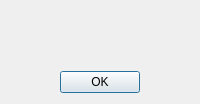
The window that about.ui (qcmiao1998/js8call) describes before a commit, drawn with Qt 5.
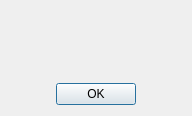
The same window after the commit.

Commit message: Added about dialog. Most important feature since 0.0.1

```diff
--- a/about.ui
+++ b/about.ui
@@ -5,6 +5,14 @@
   <property name="windowModality">
    <enum>Qt::NonModal</enum>
   </property>
+  <property name="geometry">
+   <rect>
+    <x>0</x>
+    <y>0</y>
+    <width>192</width>
+    <height>116</height>
+   </rect>
+  </property>
   <property name="windowTitle">
    <string>About WSJT-X</string>
   </property>
```
Left out of the diff: 2 changed lines with no effect on the pictures. The commit also changes 2 other files.
